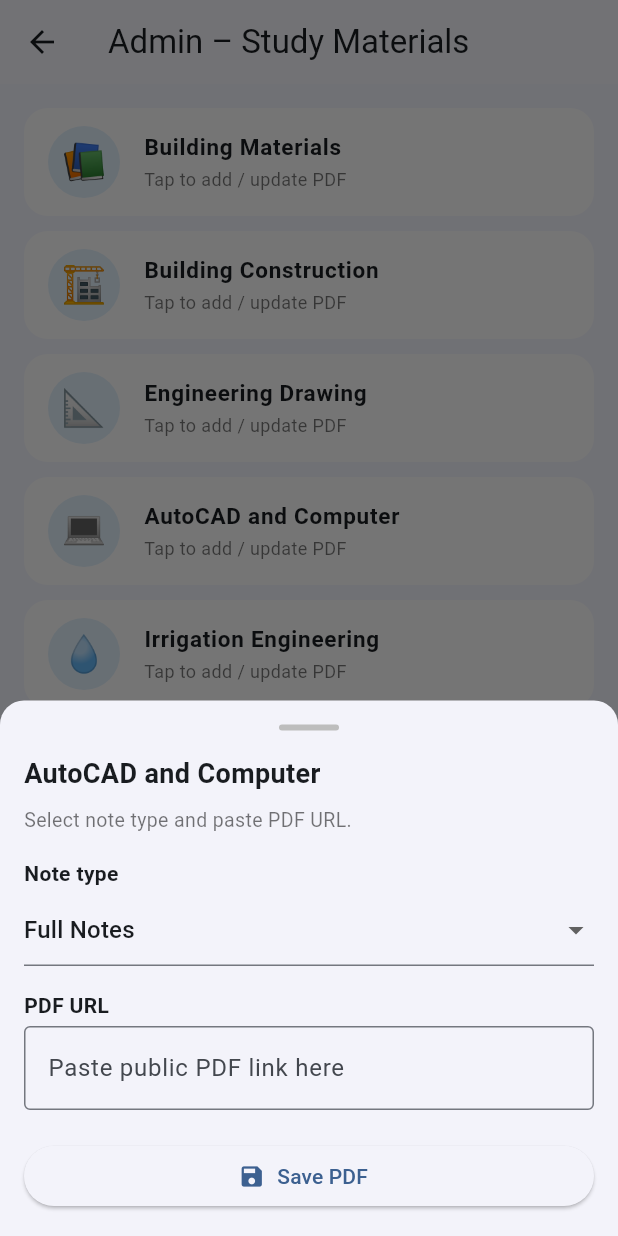
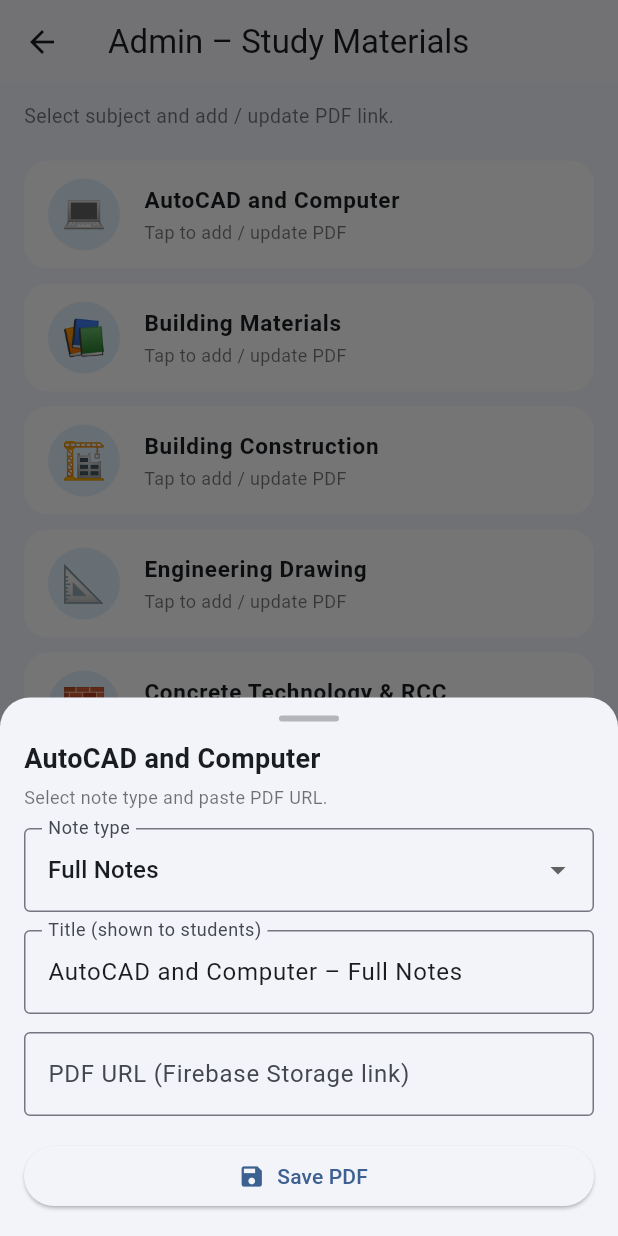
Before and after one commit to civilpsc/civilpsc, a Flutter app: the AdminStudyMaterialsScreen screen opened directly, after a tap on "AutoCAD and Computer", on a phone screen of 412 x 824 dp. Run offline on Flutter 3.47's test engine with Material 3 defaults, Android fonts, the phone set to English and light mode, and no system bars; our stand-ins replace cloud_firestore, firebase_core; missing offline and left inert: pdfx; accounts and stored records are empty.

Commit message:
Today update

```diff
--- a/lib/admin/admin_study_materials_screen.dart
+++ b/lib/admin/admin_study_materials_screen.dart
@@ -1,131 +1,135 @@
 import 'package:cloud_firestore/cloud_firestore.dart';
 import 'package:flutter/material.dart';
 
-class AdminStudySubject {
+/// Simple model for admin subject row + dropdown
+class _AdminSubject {
   final String id;
   final String name;
   final String emoji;
 
-  const AdminStudySubject({
+  const _AdminSubject({
     required this.id,
     required this.name,
     required this.emoji,
   });
 }
 
-/// SAME subject list used in user Study Materials UI
-const List<AdminStudySubject> kAdminStudySubjects = [
-  AdminStudySubject(
+/// --- SUBJECT LIST (Study Materials) ---
+/// Firestore-ിൽ subjectId ആയി ഇവ ഉപയോഗിക്കും.
+const List<_AdminSubject> _subjects = [
+  _AdminSubject(
+    id: 'autocad_computer',
+    name: 'AutoCAD and Computer',
+    emoji: '💻',
+  ),
+  _AdminSubject(
     id: 'building_materials',
     name: 'Building Materials',
     emoji: '📚',
   ),
-  AdminStudySubject(
+  _AdminSubject(
     id: 'building_construction',
     name: 'Building Construction',
     emoji: '🏗️',
   ),
-  AdminStudySubject(
+  _AdminSubject(
     id: 'engineering_drawing',
     name: 'Engineering Drawing',
     emoji: '📐',
   ),
-  AdminStudySubject(
-    id: 'autocad',
-    name: 'AutoCAD and Computer',
-    emoji: '💻',
-  ),
-  AdminStudySubject(
-    id: 'irrigation_engineering',
-    name: 'Irrigation Engineering',
-    emoji: '💧',
-  ),
-  AdminStudySubject(
+  _AdminSubject(
     id: 'concrete_rcc',
     name: 'Concrete Technology & RCC',
     emoji: '🧱',
   ),
-  AdminStudySubject(
-    id: 'steel_design',
-    name: 'Steel Design',
-    emoji: '🔩',
+  _AdminSubject(
+    id: 'surveying_levelling',
+    name: 'Surveying and Levelling',
+    emoji: '🗺️',
   ),
-  AdminStudySubject(
+  _AdminSubject(
+    id: 'estimation_costing',
+    name: 'Estimation and Costing',
+    emoji: '🧮',
+  ),
+  _AdminSubject(
+    id: 'building_bye_laws',
+    name: 'Building Bye Laws',
+    emoji: '🏛️',
+  ),
+  _AdminSubject(
+    id: 'irrigation_hydrology',
+    name: 'Irrigation and Hydrology',
+    emoji: '💧',
+  ),
+  _AdminSubject(
+    id: 'transportation_engineering',
+    name: 'Transportation Engineering',
+    emoji: '🛣️',
+  ),
+  _AdminSubject(
     id: 'environmental_engineering',
     name: 'Environmental Engineering',
     emoji: '🌱',
   ),
-  AdminStudySubject(
-    id: 'hydrology',
-    name: 'Hydrology',
-    emoji: '💦',
-  ),
-  AdminStudySubject(
-    id: 'estimation_costing',
-    name: 'Estimation, Valuation & Costing',
-    emoji: '🧮',
-  ),
-  AdminStudySubject(
-    id: 'strength_of_materials',
-    name: 'Strength of Materials',
-    emoji: '🪨',
-  ),
-  AdminStudySubject(
-    id: 'highway_engineering',
-    name: 'Highway Engineering',
-    emoji: '🛣️',
-  ),
-  AdminStudySubject(
-    id: 'bridge_engineering',
-    name: 'Bridge Engineering',
-    emoji: '🌉',
-  ),
-  AdminStudySubject(
-    id: 'railway_engineering',
-    name: 'Railway Engineering',
-    emoji: '🚆',
-  ),
-  AdminStudySubject(
-    id: 'dock_harbour_tunnel',
-    name: 'Dock, Harbour & Tunnel Engineering',
-    emoji: '⚓',
-  ),
-  AdminStudySubject(
-    id: 'airport_engineering',
-    name: 'Airport Engineering',
-    emoji: '✈️',
-  ),
-  AdminStudySubject(
-    id: 'surveying_levelling',
-    name: 'Surveying & Levelling',
-    emoji: '🗺️',
-  ),
-  AdminStudySubject(
-    id: 'advanced_surveying',
-    name: 'Advanced Surveying',
-    emoji: '🧭',
-  ),
-  AdminStudySubject(
-    id: 'engineering_mechanics',
-    name: 'Engineering Mechanics',
+  _AdminSubject(
+    id: 'applied_mechanics',
+    name: 'Applied Mechanics',
     emoji: '⚙️',
   ),
-  AdminStudySubject(
+  _AdminSubject(
+    id: 'units_conversions',
+    name: 'Units and Conversions',
+    emoji: '📏',
+  ),
+  _AdminSubject(
     id: 'fluid_mechanics',
     name: 'Fluid Mechanics',
     emoji: '🌊',
   ),
-  AdminStudySubject(
-    id: 'workshop_calculation',
-    name: 'Workshop Calculation',
-    emoji: '🛠️',
+  _AdminSubject(
+    id: 'strength_of_material',
+    name: 'Strength of Material',
+    emoji: '🪨',
   ),
-  AdminStudySubject(
+  _AdminSubject(
+    id: 'structural_analysis',
+    name: 'Structural Analysis',
+    emoji: '🏗️',
+  ),
+  _AdminSubject(
+    id: 'steel_structure',
+    name: 'Design of Steel Structure',
+    emoji: '🔩',
+  ),
+  _AdminSubject(
+    id: 'geotechnical_engineering',
+    name: 'Geotechnical Engineering',
+    emoji: '⛰️',
+  ),
+  _AdminSubject(
+    id: 'construction_management',
+    name: 'Construction Management',
+    emoji: '📋',
+  ),
+  _AdminSubject(
+    id: 'architectural_engineering',
+    name: 'Architectural Engineering',
+    emoji: '🏛️',
+  ),
+  _AdminSubject(
     id: 'mechanical_engineering',
     name: 'Mechanical Engineering',
     emoji: '🔧',
   ),
 ];
+
+/// --- NOTE TYPES (Full / Short / Quick) ---
+const Map<String, String> _noteTypeLabels = {
+  'full': 'Full Notes',
+  'short': 'Short Notes',
+  'quick': 'Quick Review',
+};
 
 class AdminStudyMaterialsScreen extends StatelessWidget {
   const AdminStudyMaterialsScreen({super.key});
@@ -137,13 +141,25 @@ class AdminStudyMaterialsScreen extends StatelessWidget {
         title: const Text('Admin – Study Materials'),
       ),
       backgroundColor: const Color(0xFFF5F6FF),
-      body: ListView.separated(
-        padding: const EdgeInsets.all(16),
-        itemCount: kAdminStudySubjects.length,
+      body: Column(
+        crossAxisAlignment: CrossAxisAlignment.start,
+        children: [
+          const SizedBox(height: 12),
+          const Padding(
+            padding: EdgeInsets.symmetric(horizontal: 16),
+            child: Text(
+              'Select subject and add / update PDF link.',
+              style: TextStyle(fontSize: 13, color: Colors.black54),
+            ),
+          ),
+          const SizedBox(height: 8),
+          Expanded(
+            child: ListView.separated(
+              padding: const EdgeInsets.fromLTRB(16, 12, 16, 16),
+              itemCount: _subjects.length,
               separatorBuilder: (_, __) => const SizedBox(height: 10),
               itemBuilder: (context, index) {
-          final subject = kAdminStudySubjects[index];
-
+                final subject = _subjects[index];
                 return ListTile(
                   shape: RoundedRectangleBorder(
                     borderRadius: BorderRadius.circular(16),
@@ -166,92 +182,91 @@ class AdminStudyMaterialsScreen extends StatelessWidget {
                   ),
                   subtitle: const Text(
                     'Tap to add / update PDF',
-              style: TextStyle(
-                fontSize: 12,
-                color: Colors.black54,
+                    style: TextStyle(fontSize: 12, color: Colors.black54),
+                  ),
+                  onTap: () => _openEditSheet(context, subject),
+                );
+              },
             ),
           ),
-            onTap: () => _openUploadSheet(context, subject),
-          );
-        },
+        ],
       ),
     );
   }
 
-  void _openUploadSheet(BuildContext context, AdminStudySubject subject) {
+  void _openEditSheet(BuildContext context, _AdminSubject subject) {
+    String selectedType = 'full';
+    final titleController = TextEditingController(
+      text: '${subject.name} – ${_noteTypeLabels[selectedType]}',
+    );
+    final urlController = TextEditingController();
+    bool saving = false;
+
     showModalBottomSheet(
       context: context,
       isScrollControlled: true,
       shape: const RoundedRectangleBorder(
-        borderRadius: BorderRadius.vertical(top: Radius.circular(16)),
+        borderRadius: BorderRadius.vertical(top: Radius.circular(20)),
       ),
-      builder: (sheetContext) {
-        String noteType = 'full'; // full / short / quick
-        final TextEditingController urlController = TextEditingController();
-        bool saving = false;
-
-        return StatefulBuilder(
-          builder: (context, setState) {
-            Future<void> savePdf() async {
-              final pdfUrl = urlController.text.trim();
-              if (pdfUrl.isEmpty) {
+      builder: (ctx) {
+        final viewInsets = MediaQuery.of(ctx).viewInsets;
+        return Padding(
+          padding: EdgeInsets.only(
+            bottom: viewInsets.bottom,
+          ),
+          child: StatefulBuilder(
+            builder: (context, setModalState) {
+              Future<void> save() async {
+                if (urlController.text.trim().isEmpty) {
                   ScaffoldMessenger.of(context).showSnackBar(
-                  const SnackBar(
-                    content: Text('Please enter PDF URL'),
-                  ),
+                    const SnackBar(content: Text('PDF URL is required')),
                   );
                   return;
                 }
 
+                setModalState(() => saving = true);
+
+                final typeLabel = _noteTypeLabels[selectedType]!;
+                final fallbackTitle = '${subject.name} – $typeLabel';
+
                 try {
-                setState(() {
-                  saving = true;
-                });
-
-                final docId = '${subject.id}_$noteType';
-
                   await FirebaseFirestore.instance
                       .collection('study_materials')
-                    .doc(docId)
+                      .doc('${subject.id}_$selectedType')
                       .set({
                     'subjectId': subject.id,
                     'subjectName': subject.name,
-                  'noteType': noteType, // full / short / quick
-                  'title': '${subject.name} – ${_labelFromNoteType(noteType)}',
-                  'pdfUrl': pdfUrl,
-                  'createdAt': FieldValue.serverTimestamp(),
-                });
+                    'type': selectedType,
+                    'title': (titleController.text.trim().isEmpty)
+                        ? fallbackTitle
+                        : titleController.text.trim(),
+                    'pdfUrl': urlController.text.trim(),
+                    'updatedAt': FieldValue.serverTimestamp(),
+                  }, SetOptions(merge: true));
 
                   if (context.mounted) {
-                  Navigator.of(sheetContext).pop();
+                    Navigator.of(context).pop();
                     ScaffoldMessenger.of(context).showSnackBar(
                       SnackBar(
                         content: Text(
-                        'Saved ${_labelFromNoteType(noteType)} for ${subject.name}',
+                          '$typeLabel for ${subject.name} saved ✅',
                         ),
                       ),
                     );
                   }
                 } catch (e) {
-                setState(() {
-                  saving = false;
-                });
+                  if (context.mounted) {
                     ScaffoldMessenger.of(context).showSnackBar(
-                  const SnackBar(
-                    content: Text('Failed to save PDF'),
-                  ),
+                      SnackBar(content: Text('Error saving: $e')),
                     );
+                  }
+                } finally {
+                  setModalState(() => saving = false);
                 }
               }
 
               return Padding(
-              padding: EdgeInsets.only(
-                left: 16,
-                right: 16,
-                top: 16,
-                bottom: MediaQuery.of(sheetContext).viewInsets.bottom + 16,
-              ),
-              child: SingleChildScrollView(
+                padding: const EdgeInsets.fromLTRB(16, 12, 16, 16),
                 child: Column(
                   mainAxisSize: MainAxisSize.min,
                   crossAxisAlignment: CrossAxisAlignment.start,
@@ -260,10 +275,10 @@ class AdminStudyMaterialsScreen extends StatelessWidget {
                       child: Container(
                         width: 40,
                         height: 4,
-                        margin: const EdgeInsets.only(bottom: 16),
+                        margin: const EdgeInsets.only(bottom: 12),
                         decoration: BoxDecoration(
-                          color: Colors.grey.shade400,
-                          borderRadius: BorderRadius.circular(4),
+                          color: Colors.black26,
+                          borderRadius: BorderRadius.circular(2),
                         ),
                       ),
                     ),
@@ -274,86 +289,75 @@ class AdminStudyMaterialsScreen extends StatelessWidget {
                         fontWeight: FontWeight.w700,
                       ),
                     ),
-                    const SizedBox(height: 8),
+                    const SizedBox(height: 4),
                     const Text(
                       'Select note type and paste PDF URL.',
-                      style: TextStyle(fontSize: 13, color: Colors.black54),
+                      style: TextStyle(fontSize: 12, color: Colors.black54),
                     ),
-                    const SizedBox(height: 16),
-                    const Text(
-                      'Note type',
-                      style:
-                      TextStyle(fontSize: 14, fontWeight: FontWeight.w600),
+                    const SizedBox(height: 12),
+                    DropdownButtonFormField<String>(
+                      value: selectedType,
+                      decoration: const InputDecoration(
+                        labelText: 'Note type',
+                        border: OutlineInputBorder(),
                       ),
-                    const SizedBox(height: 4),
-                    DropdownButtonFormField<String>(
-                      value: noteType,
-                      items: const [
-                        DropdownMenuItem(
-                          value: 'full',
-                          child: Text('Full Notes'),
+                      items: _noteTypeLabels.entries
+                          .map(
+                            (e) => DropdownMenuItem(
+                          value: e.key,
+                          child: Text(e.value),
                         ),
-                        DropdownMenuItem(
-                          value: 'short',
-                          child: Text('Short Notes'),
-                        ),
-                        DropdownMenuItem(
-                          value: 'quick',
-                          child: Text('Quick Review'),
-                        ),
-                      ],
+                      )
+                          .toList(),
                       onChanged: (value) {
                         if (value == null) return;
-                        setState(() {
-                          noteType = value;
+                        setModalState(() {
+                          selectedType = value;
+                          final label = _noteTypeLabels[selectedType]!;
+                          titleController.text = '${subject.name} – $label';
                         });
                       },
                     ),
-                    const SizedBox(height: 16),
-                    const Text(
-                      'PDF URL',
-                      style:
-                      TextStyle(fontSize: 14, fontWeight: FontWeight.w600),
+                    const SizedBox(height: 12),
+                    TextField(
+                      controller: titleController,
+                      decoration: const InputDecoration(
+                        labelText: 'Title (shown to students)',
+                        border: OutlineInputBorder(),
                       ),
-                    const SizedBox(height: 4),
+                    ),
+                    const SizedBox(height: 12),
                     TextField(
                       controller: urlController,
                       decoration: const InputDecoration(
-                        hintText: 'Paste public PDF link here',
+                        labelText: 'PDF URL (Firebase Storage link)',
                         border: OutlineInputBorder(),
                       ),
-                      keyboardType: TextInputType.url,
-                      minLines: 1,
-                      maxLines: 3,
                     ),
-                    const SizedBox(height: 20),
+                    const SizedBox(height: 16),
                     SizedBox(
                       width: double.infinity,
                       child: ElevatedButton.icon(
-                        onPressed: saving ? null : savePdf,
-                        icon: const Icon(Icons.save),
+                        icon: saving
+                            ? const SizedBox(
+                          width: 16,
+                          height: 16,
+                          child: CircularProgressIndicator(
+                            strokeWidth: 2,
+                          ),
+                        )
+                            : const Icon(Icons.save),
                         label: Text(saving ? 'Saving...' : 'Save PDF'),
+                        onPressed: saving ? null : save,
                       ),
                     ),
                   ],
                 ),
+              );
+            },
           ),
         );
       },
     );
-      },
-    );
-  }
-
-  static String _labelFromNoteType(String noteType) {
-    switch (noteType) {
-      case 'short':
-        return 'Short Notes';
-      case 'quick':
-        return 'Quick Review';
-      case 'full':
-      default:
-        return 'Full Notes';
   }
 }
-}
```
Also changed, not shown: lib/admin/admin_add_pyq_question_screen.dart (+84 -8 lines). Lines whose indentation alone changed are shown as unchanged.
